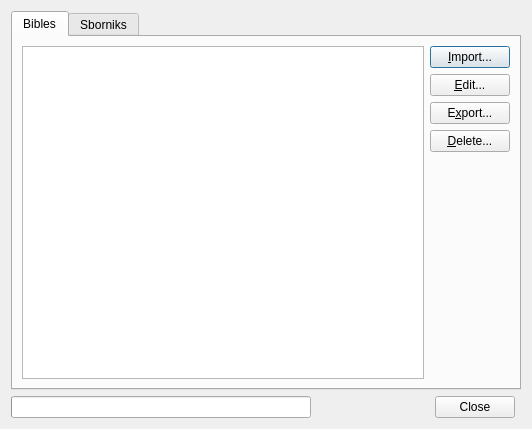
This is src/managedatadialog.ui in SoftProjector/src as Qt 5 draws it before an edit. The edited form follows.
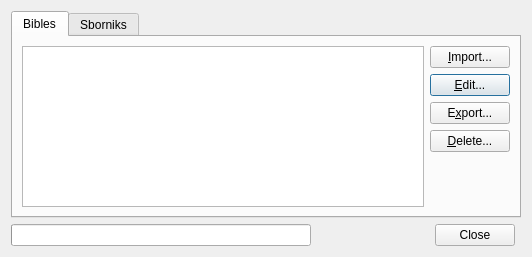
This is the edited form.

Commit message: Import button is no longer default button

Diff of the .ui file:
```diff
--- a/src/managedatadialog.ui
+++ b/src/managedatadialog.ui
@@ -7,7 +7,7 @@
     <x>0</x>
     <y>0</y>
     <width>532</width>
-    <height>429</height>
+    <height>257</height>
    </rect>
   </property>
   <property name="windowTitle">
@@ -42,6 +42,9 @@
              <property name="shortcut">
               <string>Ctrl+I</string>
              </property>
+             <property name="autoDefault">
+              <bool>false</bool>
+             </property>
             </widget>
            </item>
            <item>
```
